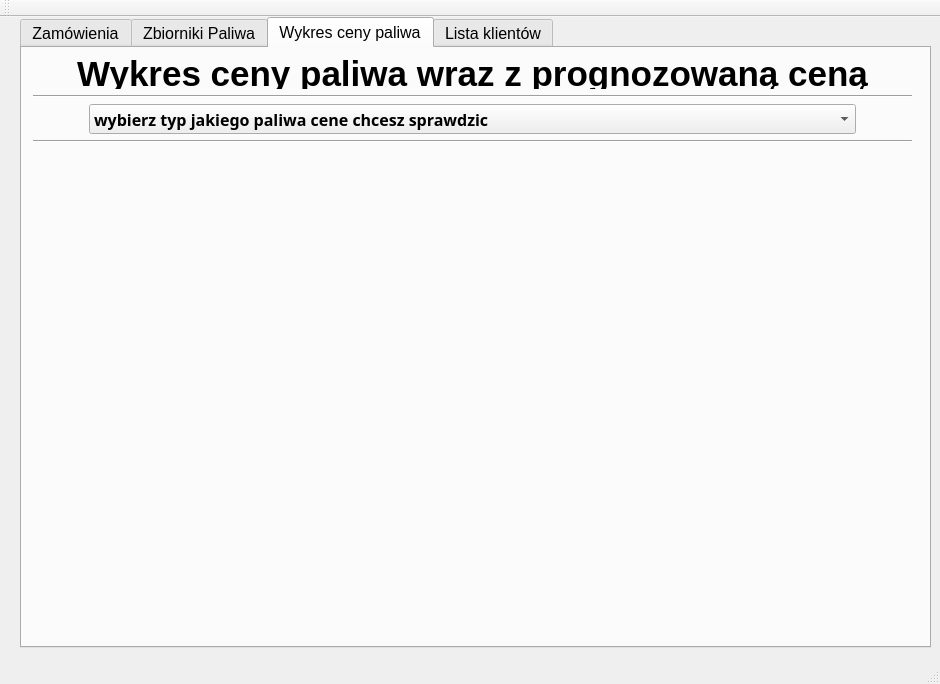
This is mainwindow.ui in gumikola/stacja-paliwowa as Qt 5 draws it before an edit. The edited form follows.
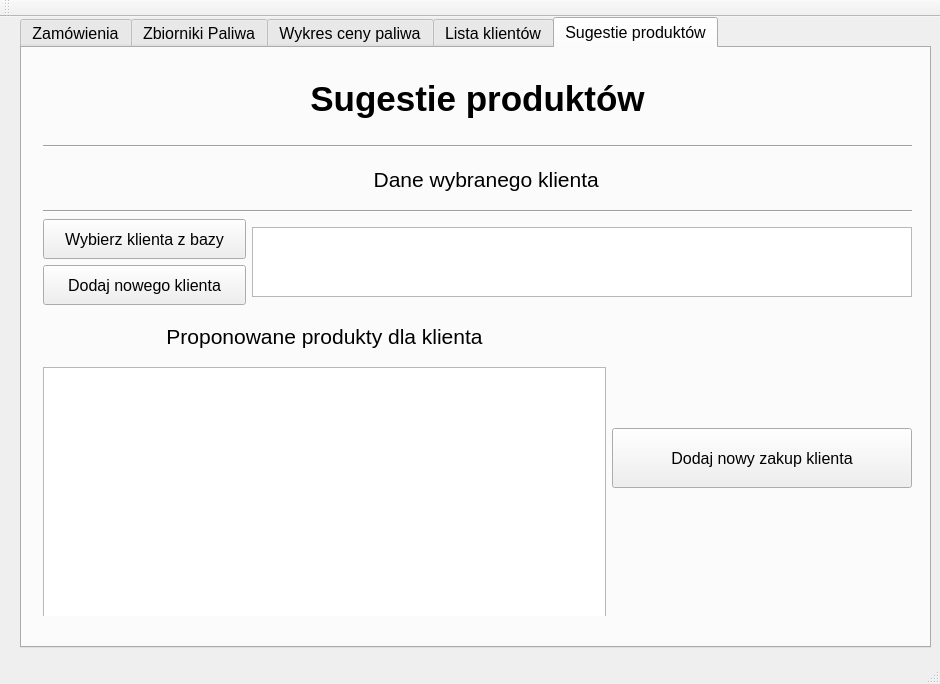
This is the edited form.

Commit message: added client suggestion tab, added choosing customer from customers database, some GUI fixes

Patch:
```diff
--- a/mainwindow.ui
+++ b/mainwindow.ui
@@ -45,7 +45,7 @@
      <string notr="true"/>
     </property>
     <property name="currentIndex">
-     <number>2</number>
+     <number>4</number>
     </property>
     <property name="iconSize">
      <size>
@@ -1154,6 +1154,214 @@
       </layout>
      </widget>
     </widget>
+    <widget class="QWidget" name="SuggestedProductsTab">
+     <attribute name="title">
+      <string>Sugestie produktów</string>
+     </attribute>
+     <widget class="QWidget" name="verticalLayoutWidget_6">
+      <property name="geometry">
+       <rect>
+        <x>10</x>
+        <y>0</y>
+        <width>891</width>
+        <height>568</height>
+       </rect>
+      </property>
+      <layout class="QVBoxLayout" name="verticalLayout_5">
+       <item>
+        <widget class="QLabel" name="label_22">
+         <property name="minimumSize">
+          <size>
+           <width>0</width>
+           <height>80</height>
+          </size>
+         </property>
+         <property name="font">
+          <font>
+           <family>Arial</family>
+           <pointsize>26</pointsize>
+           <weight>75</weight>
+           <bold>true</bold>
+          </font>
+         </property>
+         <property name="text">
+          <string>Sugestie produktów</string>
+         </property>
+         <property name="alignment">
+          <set>Qt::AlignCenter</set>
+         </property>
+        </widget>
+       </item>
+       <item>
+        <widget class="Line" name="line_13">
+         <property name="orientation">
+          <enum>Qt::Horizontal</enum>
+         </property>
+        </widget>
+       </item>
+       <item>
+        <widget class="QLabel" name="label_8">
+         <property name="minimumSize">
+          <size>
+           <width>0</width>
+           <height>50</height>
+          </size>
+         </property>
+         <property name="font">
+          <font>
+           <family>Arial</family>
+           <pointsize>16</pointsize>
+          </font>
+         </property>
+         <property name="text">
+          <string>   Dane wybranego klienta</string>
+         </property>
+         <property name="alignment">
+          <set>Qt::AlignCenter</set>
+         </property>
+        </widget>
+       </item>
+       <item>
+        <widget class="Line" name="line_14">
+         <property name="orientation">
+          <enum>Qt::Horizontal</enum>
+         </property>
+        </widget>
+       </item>
+       <item>
+        <layout class="QHBoxLayout" name="horizontalLayout">
+         <item>
+          <layout class="QVBoxLayout" name="verticalLayout_4">
+           <item>
+            <widget class="QPushButton" name="SuggestedProductsTabChooseClientFromDatabase">
+             <property name="minimumSize">
+              <size>
+               <width>0</width>
+               <height>40</height>
+              </size>
+             </property>
+             <property name="font">
+              <font>
+               <family>Arial</family>
+               <pointsize>12</pointsize>
+               <weight>50</weight>
+               <bold>false</bold>
+              </font>
+             </property>
+             <property name="text">
+              <string>    Wybierz klienta z bazy    </string>
+             </property>
+            </widget>
+           </item>
+           <item>
+            <widget class="QPushButton" name="SuggestedProductsTabAddNewClient">
+             <property name="minimumSize">
+              <size>
+               <width>0</width>
+               <height>40</height>
+              </size>
+             </property>
+             <property name="font">
+              <font>
+               <family>Arial</family>
+               <pointsize>12</pointsize>
+               <weight>50</weight>
+               <bold>false</bold>
+              </font>
+             </property>
+             <property name="text">
+              <string>    Dodaj nowego klienta    </string>
+             </property>
+            </widget>
+           </item>
+          </layout>
+         </item>
+         <item>
+          <widget class="QTableWidget" name="SuggestedProductsTabChoosenClientTable">
+           <property name="minimumSize">
+            <size>
+             <width>0</width>
+             <height>70</height>
+            </size>
+           </property>
+           <property name="maximumSize">
+            <size>
+             <width>16777215</width>
+             <height>70</height>
+            </size>
+           </property>
+          </widget>
+         </item>
+        </layout>
+       </item>
+       <item>
+        <layout class="QHBoxLayout" name="horizontalLayout_3">
+         <item>
+          <layout class="QVBoxLayout" name="verticalLayout_6">
+           <item>
+            <widget class="QLabel" name="label_9">
+             <property name="minimumSize">
+              <size>
+               <width>0</width>
+               <height>50</height>
+              </size>
+             </property>
+             <property name="font">
+              <font>
+               <family>Arial</family>
+               <pointsize>16</pointsize>
+              </font>
+             </property>
+             <property name="text">
+              <string>Proponowane produkty dla klienta</string>
+             </property>
+             <property name="alignment">
+              <set>Qt::AlignCenter</set>
+             </property>
+            </widget>
+           </item>
+           <item>
+            <widget class="QTableWidget" name="SuggestedProductsTabProductsTable">
+             <property name="minimumSize">
+              <size>
+               <width>0</width>
+               <height>250</height>
+              </size>
+             </property>
+            </widget>
+           </item>
+          </layout>
+         </item>
+         <item>
+          <layout class="QVBoxLayout" name="verticalLayout_8">
+           <item>
+            <widget class="QPushButton" name="SuggestedProductsTabAddNewPurchase">
+             <property name="minimumSize">
+              <size>
+               <width>300</width>
+               <height>60</height>
+              </size>
+             </property>
+             <property name="font">
+              <font>
+               <family>Arial</family>
+               <pointsize>12</pointsize>
+               <weight>50</weight>
+               <bold>false</bold>
+              </font>
+             </property>
+             <property name="text">
+              <string>Dodaj nowy zakup klienta</string>
+             </property>
+            </widget>
+           </item>
+          </layout>
+         </item>
+        </layout>
+       </item>
+      </layout>
+     </widget>
+    </widget>
    </widget>
   </widget>
   <widget class="QMenuBar" name="menuBar">
```
Left out of the diff: 360 changed lines with no effect on the pictures. Lines whose indentation alone changed are shown as unchanged. The commit also changes 14 other files.
